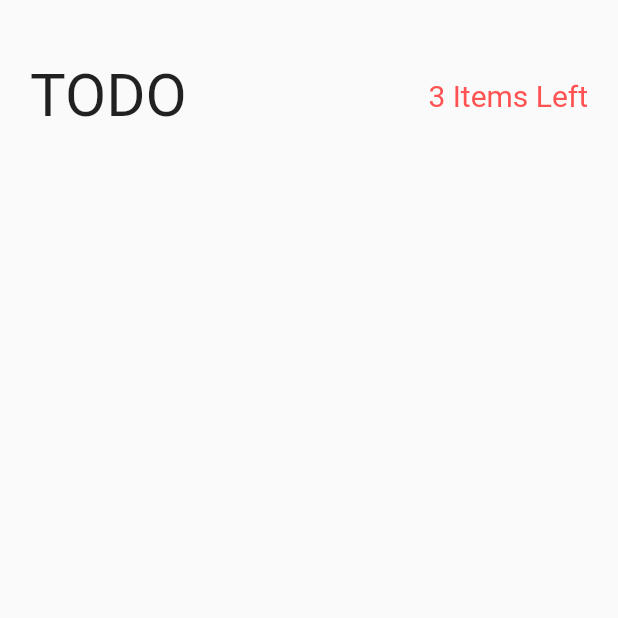
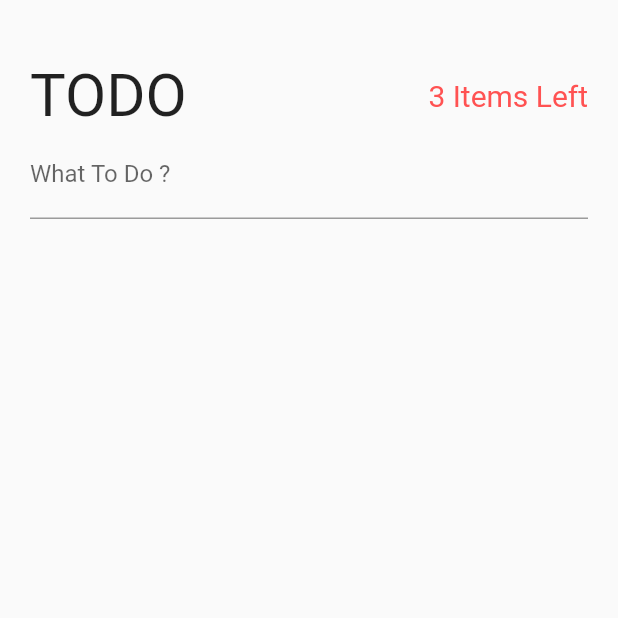
Before and after one commit to Hwassef/todo, a Flutter app: the screen it shows after launch, on a phone screen of 412 x 824 dp, the top half of it. Run offline on Flutter 3.47's test engine with Material 2 defaults, Android fonts, the phone set to English and light mode, and no system bars; our stand-ins replace equatable.

```diff
--- a/lib/pages/todo_page.dart
+++ b/lib/pages/todo_page.dart
@@ -1,4 +1,5 @@
 import 'package:flutter/material.dart';
+import 'package:todo_app/widgets/create_todo.dart';
 import 'package:todo_app/widgets/todo_header.dart';
 
 class Todo extends StatefulWidget {
@@ -22,6 +23,7 @@ class _TodoState extends State<Todo> {
             child: Column(
               children: [
                 TodoHeader(),
+                CreateTodo(),
               ],
             ),
           ),
```
